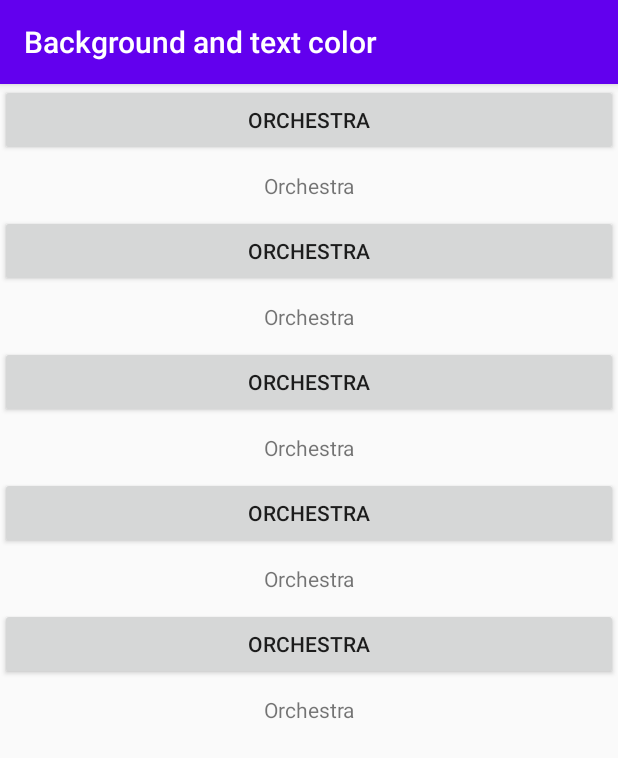
After one commit to elihimas/orchestra, an Android app: the BackgroundAndTextColorExampleActivity screen opened directly, with no data from a screen before it, on a phone screen of 412 x 824 dp. The commit adds this screen. Shown: the top 758 px of the screen. Run offline under Robolectric (Android 15) with nearby library versions, the phone set to English and light mode, and no system bars.

Commit message:
- Changed Kotlin JVM target version to 1.8 - Implemented an abstract color animation action - Implemented change background action - Implemented change text color action - Implemented change background and text color example - Improved animations configurations

```diff
--- a/app/build.gradle
+++ b/app/build.gradle
@@ -27,6 +27,10 @@ android {
         targetCompatibility = 1.8
     }
 
+    kotlinOptions {
+        jvmTarget = JavaVersion.VERSION_1_8.toString()
+    }
+
 }
 
 dependencies {
--- a/app/src/main/AndroidManifest.xml
+++ b/app/src/main/AndroidManifest.xml
@@ -9,6 +9,9 @@
         android:roundIcon="@mipmap/ic_launcher_round"
         android:supportsRtl="true"
         android:theme="@style/AppTheme">
+        <activity
+            android:name=".BackgroundAndTextColorExampleActivity"
+            android:label="@string/background_text_color" />
         <activity
             android:name=".activities.BouncingButtonExampleActivity"
             android:label="@string/bouncing" />
--- /dev/null
+++ b/app/src/main/java/com/elihimas/orchestra/BackgroundAndTextColorExampleActivity.kt
@@ -0,0 +1,71 @@
+package com.elihimas.orchestra
+
+import androidx.appcompat.app.AppCompatActivity
+import android.os.Bundle
+import android.view.View
+
+data class BackgroundAndTextColors(val backgrounds: List<Int>, val textColors: List<Int>? = null)
+
+class BackgroundAndTextColorExampleActivity : AppCompatActivity() {
+
+    private val colors =
+            listOf(
+                    BackgroundAndTextColors(
+                            listOf(android.R.color.holo_red_light, android.R.color.holo_orange_dark, android.R.color.holo_red_dark, android.R.color.holo_green_light, android.R.color.holo_blue_dark, android.R.color.holo_green_dark),
+                            listOf(android.R.color.holo_blue_bright, android.R.color.holo_purple, android.R.color.holo_blue_dark, android.R.color.white)),
+                    BackgroundAndTextColors(
+                            listOf(android.R.color.holo_blue_bright, android.R.color.holo_red_dark, android.R.color.darker_gray, android.R.color.black, android.R.color.holo_green_light),
+                            listOf(android.R.color.holo_red_light, android.R.color.holo_red_dark, android.R.color.holo_red_light, android.R.color.white)),
+                    BackgroundAndTextColors(
+                            listOf(android.R.color.holo_red_dark, android.R.color.holo_green_light, android.R.color.holo_blue_dark),
+                            listOf(android.R.color.holo_red_light, android.R.color.white)),
+                    BackgroundAndTextColors(listOf(android.R.color.holo_purple, android.R.color.holo_blue_light)),
+                    BackgroundAndTextColors(
+                            listOf(android.R.color.holo_red_dark, android.R.color.holo_blue_bright),
+                            listOf(android.R.color.holo_blue_bright, android.R.color.white)),
+                    BackgroundAndTextColors(listOf(android.R.color.holo_orange_light, android.R.color.holo_green_dark, android.R.color.holo_purple)),
+                    BackgroundAndTextColors(listOf(android.R.color.holo_green_light, android.R.color.holo_red_light),
+                            listOf(android.R.color.holo_blue_dark, android.R.color.white)),
+                    BackgroundAndTextColors(listOf(android.R.color.holo_green_dark, android.R.color.holo_red_dark),
+                            listOf(android.R.color.holo_blue_dark, android.R.color.white)),
+                    BackgroundAndTextColors(listOf(android.R.color.holo_orange_light),
+                            listOf(android.R.color.holo_blue_dark, android.R.color.white)),
+                    BackgroundAndTextColors(listOf(android.R.color.holo_orange_dark),
+                            listOf(android.R.color.holo_blue_dark, android.R.color.white)),
+            )
+
+    override fun onCreate(savedInstanceState: Bundle?) {
+        super.onCreate(savedInstanceState)
+        setContentView(R.layout.activity_background_and_text_color_example)
+    }
+
+    fun onViewClicked(source: View) {
+        val indexString = source.tag as String
+        val index: Int = indexString.toInt()
+        animateBackground(source, index)
+    }
+
+    private fun animateBackground(view: View, index: Int) {
+        val backgroundAndTextColors = colors[index]
+        val colorDuration = 2500L
+        val foregroundAnticipation = 1000L
+
+        Orchestra.launch {
+            on(view).parallel {
+                val backgrounds = backgroundAndTextColors.backgrounds.toIntArray()
+                val textColors = backgroundAndTextColors.textColors?.toIntArray()
+
+                changeBackground(*backgrounds) {
+                    duration = backgrounds.size * colorDuration
+                }
+
+                textColors?.let {
+                    changeTextColor(*textColors) {
+                        duration = (textColors.size * colorDuration) - foregroundAnticipation
+                    }
+                }
+            }
+        }
+    }
+
+}
--- a/app/src/main/java/com/elihimas/orchestra/model/Examples.kt
+++ b/app/src/main/java/com/elihimas/orchestra/model/Examples.kt
@@ -10,6 +10,7 @@ enum class Examples {
     CircularReveal,
 
     Bouncing,
+    BackgroundAndTextColor,
 
     ConstrainsLayout,
     CoordinatorLayout,
--- a/app/src/main/java/com/elihimas/orchestra/model/ResourcesMapper.kt
+++ b/app/src/main/java/com/elihimas/orchestra/model/ResourcesMapper.kt
@@ -11,6 +11,7 @@ object ResourcesMapper {
         Examples.Slide -> R.string.slide
         Examples.SlideOut -> R.string.slide_out
         Examples.Bouncing -> R.string.bouncing
+        Examples.BackgroundAndTextColor -> R.string.background_text_color
         Examples.CircularReveal -> R.string.circular_reveal
         Examples.ConstrainsLayout -> R.string.constrains_layout
         Examples.CoordinatorLayout -> R.string.coordinator_layout
--- a/app/src/main/java/com/elihimas/orchestra/usecases/ExampleStarter.kt
+++ b/app/src/main/java/com/elihimas/orchestra/usecases/ExampleStarter.kt
@@ -2,6 +2,7 @@ package com.elihimas.orchestra.usecases
 
 import android.content.Context
 import android.content.Intent
+import com.elihimas.orchestra.BackgroundAndTextColorExampleActivity
 import com.elihimas.orchestra.activities.*
 import com.elihimas.orchestra.model.Examples
 
@@ -14,6 +15,7 @@ class ExampleStarter(private val context: Context) {
             Examples.CircularReveal -> null
 
             Examples.Bouncing -> BouncingButtonExampleActivity::class.java
+            Examples.BackgroundAndTextColor -> BackgroundAndTextColorExampleActivity::class.java
             Examples.CoordinatorLayout -> CoordinatorExampleActivity::class.java
             Examples.ConstrainsLayout -> ConstrainsExampleActivity::class.java
             Examples.Form -> FormExampleActivity::class.java
--- /dev/null
+++ b/app/src/main/res/layout/activity_background_and_text_color_example.xml
@@ -0,0 +1,93 @@
+<?xml version="1.0" encoding="utf-8"?>
+<ScrollView xmlns:android="http://schemas.android.com/apk/res/android"
+    xmlns:tools="http://schemas.android.com/tools"
+    android:layout_width="match_parent"
+    android:layout_height="match_parent"
+    tools:context=".BackgroundAndTextColorExampleActivity">
+
+    <LinearLayout
+        android:layout_width="match_parent"
+        android:layout_height="wrap_content"
+        android:orientation="vertical">
+
+        <Button
+            android:layout_width="match_parent"
+            android:layout_height="wrap_content"
+            android:onClick="onViewClicked"
+            android:tag="0"
+            android:text="@string/app_name" />
+
+        <TextView
+            android:layout_width="match_parent"
+            android:layout_height="wrap_content"
+            android:gravity="center"
+            android:onClick="onViewClicked"
+            android:padding="10dp"
+            android:tag="1"
+            android:text="@string/app_name" />
+
+        <Button
+            android:layout_width="match_parent"
+            android:layout_height="wrap_content"
+            android:onClick="onViewClicked"
+            android:tag="2"
+            android:text="@string/app_name" />
+
+        <TextView
+            android:layout_width="match_parent"
+            android:layout_height="wrap_content"
+            android:gravity="center"
+            android:onClick="onViewClicked"
+            android:padding="10dp"
+            android:tag="3"
+            android:text="@string/app_name" />
+
+        <Button
+            android:layout_width="match_parent"
+            android:layout_height="wrap_content"
+            android:onClick="onViewClicked"
+            android:tag="4"
+            android:text="@string/app_name" />
+
+        <TextView
+            android:layout_width="match_parent"
+            android:layout_height="wrap_content"
+            android:gravity="center"
+            android:onClick="onViewClicked"
+            android:padding="10dp"
+            android:tag="5"
+            android:text="@string/app_name" />
+
+        <Button
+            android:layout_width="match_parent"
+            android:layout_height="wrap_content"
+            android:onClick="onViewClicked"
+            android:tag="6"
+            android:text="@string/app_name" />
+
+        <TextView
+            android:layout_width="match_parent"
+            android:layout_height="wrap_content"
+            android:gravity="center"
+            android:onClick="onViewClicked"
+            android:padding="10dp"
+            android:tag="7"
+            android:text="@string/app_name" />
+
+        <Button
+            android:layout_width="match_parent"
+            android:layout_height="wrap_content"
+            android:onClick="onViewClicked"
+            android:tag="8"
+            android:text="@string/app_name" />
+
+        <TextView
+            android:layout_width="match_parent"
+            android:layout_height="wrap_content"
+            android:gravity="center"
+            android:onClick="onViewClicked"
+            android:padding="10dp"
+            android:tag="9"
+            android:text="@string/app_name" />
+    </LinearLayout>
+</ScrollView>
--- a/app/src/main/res/values/strings.xml
+++ b/app/src/main/res/values/strings.xml
@@ -15,7 +15,6 @@
     <string name="constrains_layout">Constrains layout</string>
     <string name="coordinator_layout">Coordinator layout</string>
     <string name="form">Form</string>
-
     <!--    examples-->
 
     <!--    animation configuration-->
@@ -42,5 +41,6 @@
     <string name="long_quote">O bom senso é a coisa do mundo melhor partilhada, pois cada um pensa estar tão bem provido dele, que mesmo os mais difíceis de contentar em qualquer outra coisa não costumam desejar tê-lo mais do que o têm</string>
     <string name="bouncing_rationale">once upon a time there was two stick persons som confusion mispeled words and lack of order.... but a effect can tell where you should focus. and it is not me although I\'m the explanation of the whole point</string>
     <string name="at_last_message">At last!!</string>
+    <string name="background_text_color">Background and text color</string>
     <!--    bouncing example-->
 </resources>
```
Also changed, not shown: app/src/main/java/com/elihimas/orchestra/Actions.kt (+58 -64 lines), app/src/main/java/com/elihimas/orchestra/Orchestra.kt (+49 -34 lines), app/src/main/java/com/elihimas/orchestra/activities/FormExampleActivity.kt (+11 -6 lines), app/src/main/java/com/elihimas/orchestra/usecases/AnimatorRunner.kt (+25 -29 lines).
